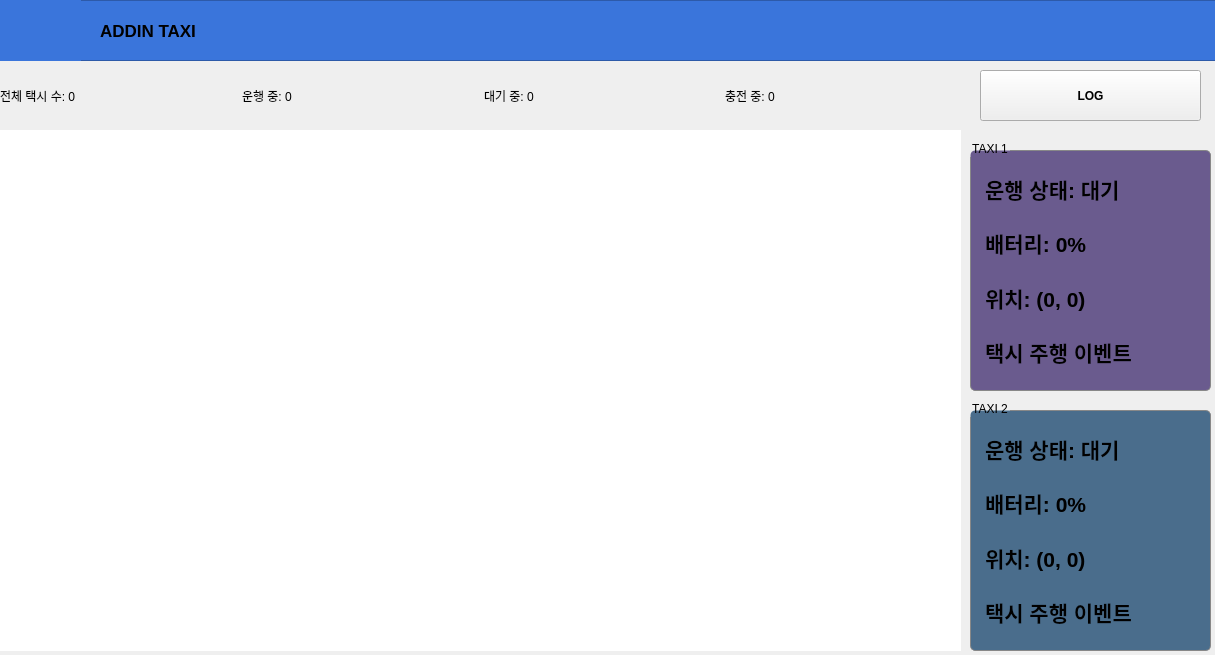
Old version of the form admin/src/admin_gui/main.ui in the repository addinedu-ros-8th/ros-repo-5.
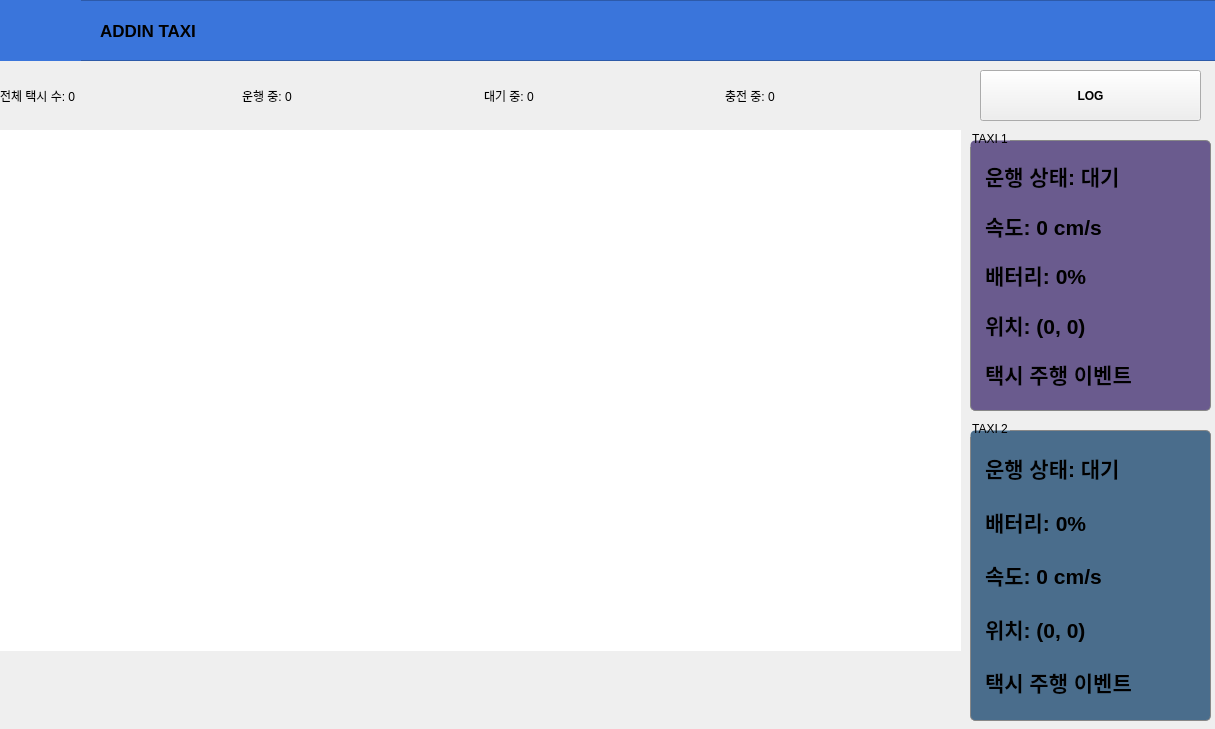
New version of the form. Icons and pictures are not drawn.

The edit to the form file:
```diff
--- a/admin/src/admin_gui/main.ui
+++ b/admin/src/admin_gui/main.ui
@@ -7,7 +7,7 @@
     <x>0</x>
     <y>0</y>
     <width>1215</width>
-    <height>655</height>
+    <height>729</height>
    </rect>
   </property>
   <property name="windowTitle">
@@ -61,9 +61,9 @@
     <property name="geometry">
      <rect>
       <x>970</x>
-      <y>140</y>
+      <y>130</y>
       <width>241</width>
-      <height>251</height>
+      <height>281</height>
      </rect>
     </property>
     <property name="styleSheet">
@@ -86,6 +86,13 @@
        </property>
       </widget>
      </item>
+     <item>
+      <widget class="QLabel" name="label_pinky1_speed">
+       <property name="text">
+        <string>&lt;html&gt;&lt;head/&gt;&lt;body&gt;&lt;p&gt;&lt;span style=&quot; font-size:16pt; font-weight:600;&quot;&gt;속도: 0 cm/s&lt;/span&gt;&lt;/p&gt;&lt;/body&gt;&lt;/html&gt;</string>
+       </property>
+      </widget>
+     </item>
      <item>
       <widget class="QLabel" name="label_pinky1_battery">
        <property name="text">
@@ -113,9 +120,9 @@
     <property name="geometry">
      <rect>
       <x>970</x>
-      <y>400</y>
+      <y>420</y>
       <width>241</width>
-      <height>251</height>
+      <height>301</height>
      </rect>
     </property>
     <property name="styleSheet">
@@ -145,6 +152,13 @@
        </property>
       </widget>
      </item>
+     <item>
+      <widget class="QLabel" name="label_pinky2_speed">
+       <property name="text">
+        <string>&lt;html&gt;&lt;head/&gt;&lt;body&gt;&lt;p&gt;&lt;span style=&quot; font-size:16pt; font-weight:600;&quot;&gt;속도: 0 cm/s&lt;/span&gt;&lt;/p&gt;&lt;/body&gt;&lt;/html&gt;</string>
+       </property>
+      </widget>
+     </item>
      <item>
       <widget class="QLabel" name="label_pinky2_position">
        <property name="text">
```
